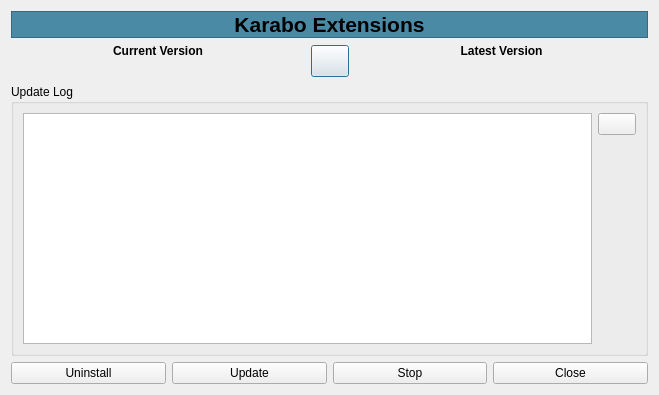
First picture: the form in src/pythonGui/karabogui/dialogs/ui/update_dialog.ui, repository European-XFEL/Karabo, before the edit.
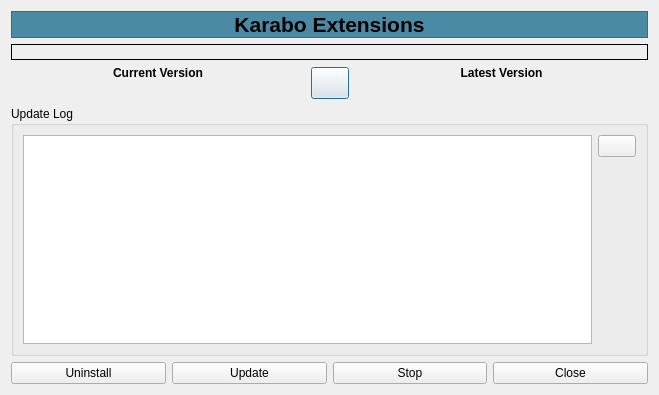
Second picture: the form after the edit.

Commit message: feat(GUI): Show extension url in update dialog

Diff of the .ui file:
```diff
--- a/src/pythonGui/karabogui/dialogs/ui/update_dialog.ui
+++ b/src/pythonGui/karabogui/dialogs/ui/update_dialog.ui
@@ -67,6 +67,24 @@
      </property>
     </widget>
    </item>
+   <item>
+    <widget class="QLabel" name="extension_url">
+     <property name="sizePolicy">
+      <sizepolicy hsizetype="Preferred" vsizetype="Preferred">
+       <horstretch>0</horstretch>
+       <verstretch>0</verstretch>
+      </sizepolicy>
+     </property>
+     <property name="font">
+      <font>
+       <italic>true</italic>
+      </font>
+     </property>
+     <property name="frameShape">
+      <enum>QFrame::Box</enum>
+     </property>
+    </widget>
+   </item>
    <item>
     <layout class="QHBoxLayout" name="horizontalLayout_2">
      <item>
```
Left out of the diff: 1 changed line with no effect on the pictures. The commit also changes 1 other file.
